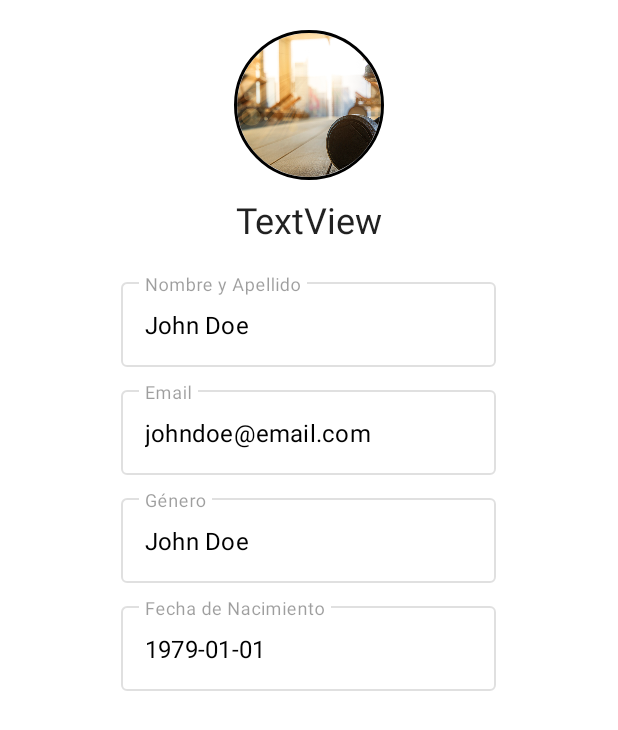
After one commit to inesmarca/FittyApp, an Android app: the layout fragment_user_profile.xml on its own in the app's theme, with its tools: preview values and no code run, on a phone screen of 412 x 824 dp. The commit adds this screen. Shown: the top 730 px of the screen. Run offline under Robolectric (Android 15) with nearby library versions, the phone set to English and light mode, and no system bars; network calls fail.

Commit message:
pasaje de vista y vista profile (falta icono)

```diff
--- a/app/build.gradle
+++ b/app/build.gradle
@@ -84,4 +84,10 @@ dependencies {
     implementation 'com.squareup.retrofit2:retrofit:2.9.0'
     implementation 'com.squareup.retrofit2:converter-gson:2.9.0'
 
+    // Circular Image
+    implementation 'de.hdodenhof:circleimageview:3.1.0'
+
+    // Carga de imagenes URL
+    implementation 'com.squareup.picasso:picasso:2.71828'
+
 }
--- a/app/src/main/java/com/example/fitty/MainActivity.java
+++ b/app/src/main/java/com/example/fitty/MainActivity.java
@@ -3,7 +3,6 @@ package com.example.fitty;
 import android.os.Bundle;
 
 import androidx.appcompat.app.AppCompatActivity;
-import androidx.fragment.app.Fragment;
 import androidx.navigation.NavController;
 import androidx.navigation.Navigation;
 import androidx.navigation.ui.NavigationUI;
@@ -55,9 +54,4 @@ public class MainActivity extends AppCompatActivity {
 
         initNavigation();
     }
-
-    public void OnCategoryClickListener(int id) {
-        Fragment fragment = new CategoryRoutines();
-        getSupportFragmentManager().beginTransaction().replace(R.id.fragment_container_view_tag, fragment).commit();
-    }
 }
--- a/app/src/main/java/com/example/fitty/adapters/FavoriteAdapter.java
+++ b/app/src/main/java/com/example/fitty/adapters/FavoriteAdapter.java
@@ -76,11 +76,11 @@ public class FavoriteAdapter extends RecyclerView.Adapter<FavoriteAdapter.Favori
 
         @Override
         public void onClick(View v) {
-            onFavoriteListener.OnFavoriteClick(data.get(getAdapterPosition()));
+            onFavoriteListener.OnRoutineClick(data.get(getAdapterPosition()));
         }
     }
 
     public interface OnFavoriteListener {
-        void OnFavoriteClick(Routine routine);
+        void OnRoutineClick(Routine routine);
     }
 }
--- a/app/src/main/res/layout/fragment_routines.xml
+++ b/app/src/main/res/layout/fragment_routines.xml
@@ -27,7 +27,8 @@
 
             <com.google.android.material.textfield.TextInputEditText
                 android:layout_width="match_parent"
-                android:layout_height="wrap_content" />
+                android:layout_height="wrap_content"
+                android:singleLine="true"/>
 
         </com.google.android.material.textfield.TextInputLayout>
     </RelativeLayout>
--- /dev/null
+++ b/app/src/main/res/layout/fragment_user_profile.xml
@@ -0,0 +1,117 @@
+<?xml version="1.0" encoding="utf-8"?>
+<LinearLayout xmlns:android="http://schemas.android.com/apk/res/android"
+    xmlns:app="http://schemas.android.com/apk/res-auto"
+    xmlns:tools="http://schemas.android.com/tools"
+    android:layout_width="match_parent"
+    android:layout_height="match_parent"
+    android:paddingTop="20dp"
+    android:orientation="vertical"
+    tools:context=".UserProfile">
+
+    <RelativeLayout
+        android:layout_width="match_parent"
+        android:layout_height="wrap_content">
+
+        <de.hdodenhof.circleimageview.CircleImageView xmlns:app="http://schemas.android.com/apk/res-auto"
+            android:id="@+id/profile_image"
+            android:layout_width="100dp"
+            android:layout_height="100dp"
+            android:layout_centerHorizontal="true"
+            android:src="@drawable/fotogym"
+            app:civ_border_color="#FF000000"
+            app:civ_border_width="2dp" />
+
+    </RelativeLayout>
+
+    <TextView
+        android:id="@+id/username"
+        android:layout_width="match_parent"
+        android:layout_height="wrap_content"
+        android:textAlignment="center"
+        android:layout_marginVertical="10dp"
+        style="@style/TextAppearance.MaterialComponents.Headline5"
+        android:text="TextView" />
+
+    <RelativeLayout
+        android:layout_width="match_parent"
+        android:layout_height="wrap_content"
+        android:layout_marginTop="10dp">
+        <LinearLayout
+            android:layout_width="wrap_content"
+            android:layout_height="wrap_content"
+            android:layout_centerHorizontal="true"
+            android:orientation="vertical">
+
+            <com.google.android.material.textfield.TextInputLayout
+                android:id="@+id/titFullname"
+                android:layout_width="250dp"
+                android:layout_height="wrap_content"
+                android:hint="@string/nombre_y_apellido"
+                android:enabled="false"
+                android:layout_marginBottom="10dp"
+                style="@style/Widget.MaterialComponents.TextInputLayout.OutlinedBox">
+
+            <com.google.android.material.textfield.TextInputEditText
+                android:layout_width="match_parent"
+                android:layout_height="wrap_content"
+                android:textColor="@color/black"
+                android:id="@+id/fullname"
+                android:text="John Doe" />
+            </com.google.android.material.textfield.TextInputLayout>
+
+            <com.google.android.material.textfield.TextInputLayout
+                android:id="@+id/titEmail"
+                android:layout_width="250dp"
+                android:layout_height="wrap_content"
+                android:hint="@string/field_email"
+                android:enabled="false"
+                android:layout_marginBottom="10dp"
+                style="@style/Widget.MaterialComponents.TextInputLayout.OutlinedBox">
+
+                <com.google.android.material.textfield.TextInputEditText
+                    android:layout_width="match_parent"
+                    android:layout_height="wrap_content"
+                    android:textColor="@color/black"
+                    android:id="@+id/email"
+                    android:text="johndoe@email.com" />
+            </com.google.android.material.textfield.TextInputLayout>
+
+            <com.google.android.material.textfield.TextInputLayout
+                android:id="@+id/titGender"
+                android:layout_width="250dp"
+                android:layout_height="wrap_content"
+                android:hint="@string/hint_gender"
+                android:enabled="false"
+                android:layout_marginBottom="10dp"
+                style="@style/Widget.MaterialComponents.TextInputLayout.OutlinedBox">
+
+                <com.google.android.material.textfield.TextInputEditText
+                    android:layout_width="match_parent"
+                    android:layout_height="wrap_content"
+                    android:textColor="@color/black"
+                    android:id="@+id/gender"
+                    android:text="John Doe" />
+            </com.google.android.material.textfield.TextInputLayout>
+
+            <com.google.android.material.textfield.TextInputLayout
+                android:id="@+id/titBirthday"
+                android:layout_width="250dp"
+                android:layout_height="wrap_content"
+                android:hint="@string/fecha_de_nacimiento"
+                android:enabled="false"
+                android:layout_marginBottom="10dp"
+                app:boxStrokeColor="@color/blue_1"
+                style="@style/Widget.MaterialComponents.TextInputLayout.OutlinedBox">
+
+                <com.google.android.material.textfield.TextInputEditText
+                    android:layout_width="match_parent"
+                    android:layout_height="wrap_content"
+                    android:textColor="@color/black"
+                    android:id="@+id/birthday"
+                    android:text="1979-01-01" />
+            </com.google.android.material.textfield.TextInputLayout>
+
+        </LinearLayout>
+    </RelativeLayout>
+
+</LinearLayout>
--- a/app/src/main/res/values/strings.xml
+++ b/app/src/main/res/values/strings.xml
@@ -62,4 +62,7 @@
     <string name="too_short_pass">Debe tener al menos 8 caracteres</string>
     <string name="iniciar_ahora">Iniciar Ahora</string>
     <string name="hint_order">Ordenar</string>
+    <string name="nombre_y_apellido">Nombre y Apellido</string>
+    <string name="fecha_de_nacimiento">Fecha de Nacimiento</string>
+    <string name="profile">Perfil</string>
 </resources>
--- a/build.gradle
+++ b/build.gradle
@@ -5,7 +5,7 @@ buildscript {
         jcenter()
     }
     dependencies {
-        classpath 'com.android.tools.build:gradle:4.1.0'
+        classpath 'com.android.tools.build:gradle:4.1.1'
 
         // NOTE: Do not place your application dependencies here; they belong
         // in the individual module build.gradle files
```
Also changed, not shown: app/src/main/java/com/example/fitty/AllFragments.java (added, +27 -0 lines), app/src/main/java/com/example/fitty/CategoryRoutines.java (+9 -31 lines), app/src/main/java/com/example/fitty/Favoritas.java (+7 -41 lines), app/src/main/java/com/example/fitty/Home.java (+4 -29 lines), app/src/main/java/com/example/fitty/MainFragment.java (added, +33 -0 lines), app/src/main/java/com/example/fitty/Progress.java (+8 -32 lines), app/src/main/java/com/example/fitty/RoutineView.java (+12 -24 lines), app/src/main/java/com/example/fitty/Routines.java (+8 -20 lines), app/src/main/java/com/example/fitty/SecondaryFragment.java (added, +30 -0 lines), app/src/main/java/com/example/fitty/UserProfile.java (added, +84 -0 lines), 1 other file.
